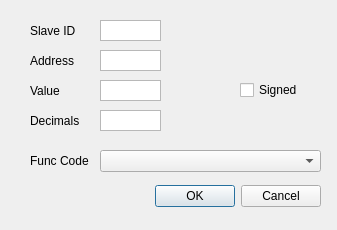
This is ui/write_single_dialog.ui in Erepb-89/modbusRTU as Qt 5 draws it before an edit. The edited form follows.
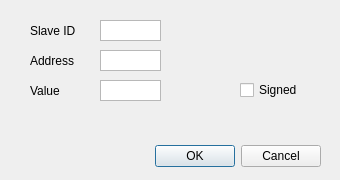
This is the edited form.

Commit message: Fixed type of connection, creation of client. Some ui changes: buttons activities, one read/write dialog instead of 4, added Connect button.

The edit to the form file:
```diff
--- a/ui/write_single_dialog.ui
+++ b/ui/write_single_dialog.ui
@@ -6,8 +6,8 @@
    <rect>
     <x>0</x>
     <y>0</y>
-    <width>337</width>
-    <height>230</height>
+    <width>340</width>
+    <height>180</height>
    </rect>
   </property>
   <property name="windowTitle">
@@ -17,7 +17,7 @@
    <property name="geometry">
     <rect>
      <x>90</x>
-     <y>180</y>
+     <y>140</y>
      <width>231</width>
      <height>32</height>
     </rect>
@@ -29,35 +29,6 @@
     <set>QDialogButtonBox::Cancel|QDialogButtonBox::Ok</set>
    </property>
   </widget>
-  <widget class="QLabel" name="label_7">
-   <property name="geometry">
-    <rect>
-     <x>30</x>
-     <y>150</y>
-     <width>61</width>
-     <height>21</height>
-    </rect>
-   </property>
-   <property name="text">
-    <string>Func Code</string>
-   </property>
-   <property name="alignment">
-    <set>Qt::AlignLeading|Qt::AlignLeft|Qt::AlignVCenter</set>
-   </property>
-   <property name="wordWrap">
-    <bool>true</bool>
-   </property>
-  </widget>
-  <widget class="QComboBox" name="comboFunctionCode">
-   <property name="geometry">
-    <rect>
-     <x>100</x>
-     <y>150</y>
-     <width>221</width>
-     <height>22</height>
-    </rect>
-   </property>
-  </widget>
   <widget class="QTextEdit" name="SlaveID">
    <property name="geometry">
     <rect>
@@ -173,38 +144,6 @@
     <string>Signed</string>
    </property>
   </widget>
-  <widget class="QLabel" name="label_8">
-   <property name="geometry">
-    <rect>
-     <x>30</x>
-     <y>110</y>
-     <width>61</width>
-     <height>21</height>
-    </rect>
-   </property>
-   <property name="text">
-    <string>Decimals</string>
-   </property>
-   <property name="alignment">
-    <set>Qt::AlignLeading|Qt::AlignLeft|Qt::AlignVCenter</set>
-   </property>
-   <property name="wordWrap">
-    <bool>true</bool>
-   </property>
-  </widget>
-  <widget class="QTextEdit" name="Decimals">
-   <property name="geometry">
-    <rect>
-     <x>100</x>
-     <y>110</y>
-     <width>61</width>
-     <height>21</height>
-    </rect>
-   </property>
-   <property name="verticalScrollBarPolicy">
-    <enum>Qt::ScrollBarAlwaysOff</enum>
-   </property>
-  </widget>
  </widget>
  <resources/>
  <connections>
```
The commit also changes 16 other files.
